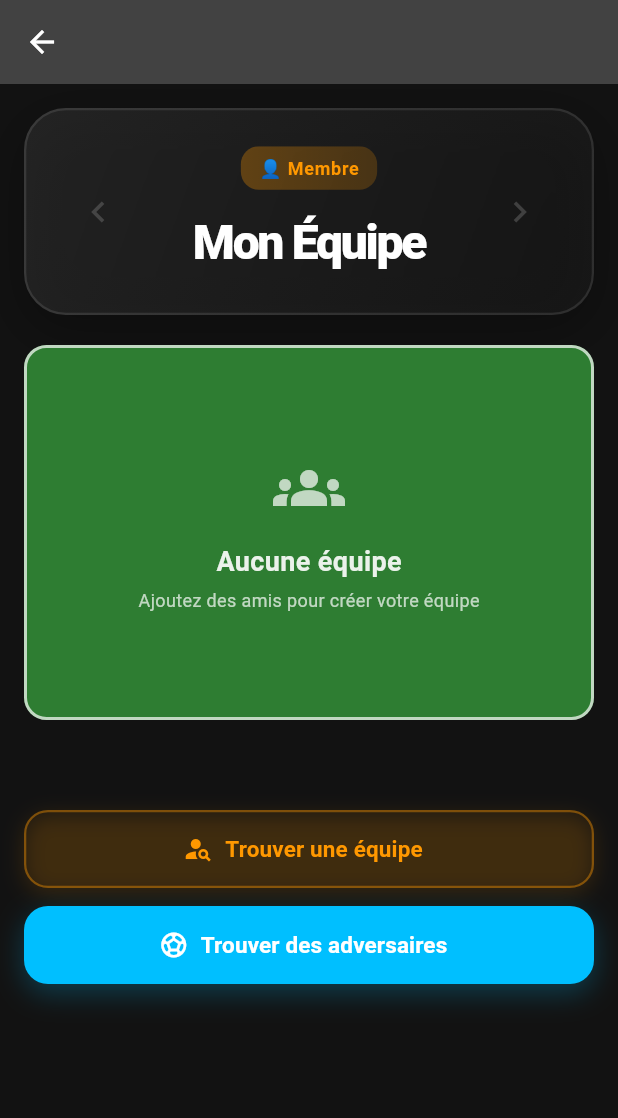
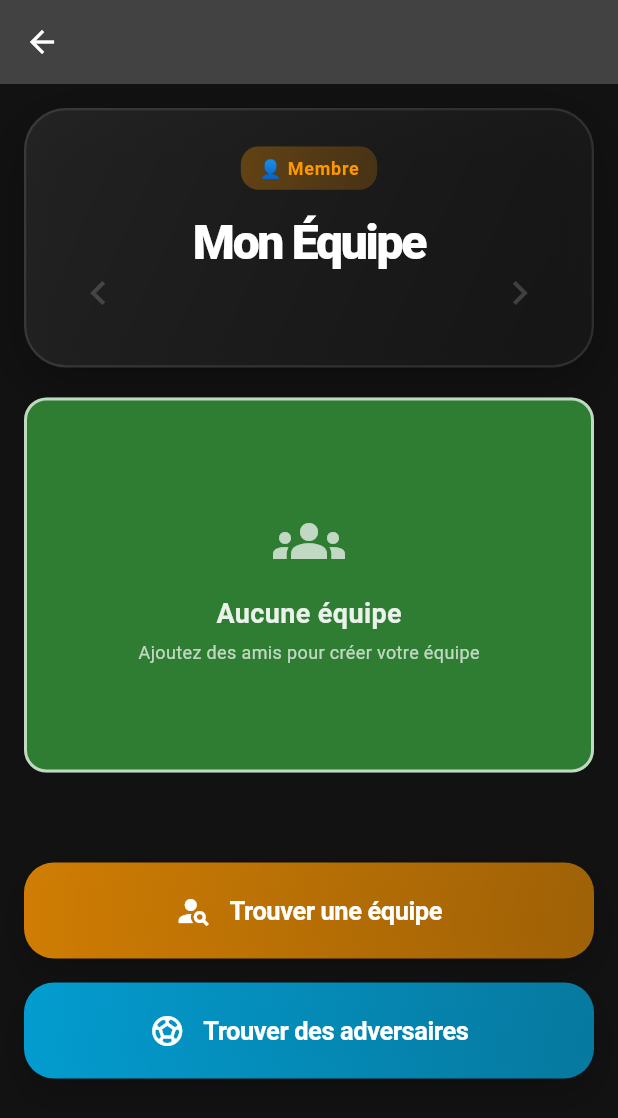
Before and after one commit to axel-lukongo/five-stars_front-end, a Flutter app: the HomePage screen opened directly, on a phone screen of 412 x 824 dp. Shown: the top 1118 px of the screen. Run offline on Flutter 3.47's test engine with Material 3 defaults, Android fonts, the phone set to English and light mode, and no system bars; our stand-ins replace flutter_map, geolocator, jwt_decoder, latlong2, shared_preferences; missing offline and left inert: dart:js; accounts and stored records are empty; network calls fail.

Commit message:
refactore: add design glasses on button "trouver un adversaire" and "trouver une equipe"

```diff
--- a/fs_front_end/lib/pages/home_page.dart
+++ b/fs_front_end/lib/pages/home_page.dart
@@ -20,6 +20,95 @@ class HomePage extends StatefulWidget {
 }
 
 class _HomePageState extends State<HomePage> with TickerProviderStateMixin {
+  /// Boutons d'action premium avec effet glass
+  Widget _buildPremiumActionButtons(bool isDarkMode) {
+    return Column(
+      children: <Widget>[
+        _buildGlassActionButton(
+          onPressed: () => Navigator.push(
+            context,
+            MaterialPageRoute<DiscoverTeamsPage>(
+              builder: (_) => const DiscoverTeamsPage(),
+            ),
+          ),
+          icon: Icons.person_search,
+          label: 'Trouver une équipe',
+          gradient: LinearGradient(
+            colors: <Color>[
+              Colors.orange.withOpacity(0.8),
+              Colors.orange.withOpacity(0.6),
+            ],
+          ),
+          isDarkMode: isDarkMode,
+        ),
+        const SizedBox(height: 16),
+        _buildGlassActionButton(
+          onPressed: () => Navigator.push(
+            context,
+            MaterialPageRoute<FindOpponentsPage>(
+              builder: (_) => const FindOpponentsPage(),
+            ),
+          ),
+          icon: Icons.sports_soccer,
+          label: 'Trouver des adversaires',
+          gradient: LinearGradient(
+            colors: <Color>[
+              myAccentVibrantBlue.withOpacity(0.8),
+              myAccentVibrantBlue.withOpacity(0.6),
+            ],
+          ),
+          isDarkMode: isDarkMode,
+        ),
+      ],
+    );
+  }
+
+  Widget _buildGlassActionButton({
+    required VoidCallback onPressed,
+    required IconData icon,
+    required String label,
+    required Gradient gradient,
+    required bool isDarkMode,
+  }) {
+    return Material(
+      color: Colors.transparent,
+      child: InkWell(
+        onTap: onPressed,
+        borderRadius: BorderRadius.circular(20),
+        child: Container(
+          padding: const EdgeInsets.symmetric(vertical: 20, horizontal: 24),
+          decoration: BoxDecoration(
+            gradient: gradient,
+            borderRadius: BorderRadius.circular(20),
+            boxShadow: <BoxShadow>[
+              BoxShadow(
+                color: Colors.black.withOpacity(0.2),
+                blurRadius: 20,
+                offset: const Offset(0, 10),
+              ),
+            ],
+          ),
+          child: Row(
+            mainAxisAlignment: MainAxisAlignment.center,
+            children: <Widget>[
+              Icon(icon, color: Colors.white, size: 24),
+              const SizedBox(width: 12),
+              Text(
+                label,
+                style: const TextStyle(
+                  color: Colors.white,
+                  fontSize: 17,
+                  fontWeight: FontWeight.w600,
+                  letterSpacing: -0.3,
+                ),
+              ),
+            ],
+          ),
+        ),
+      ),
+    );
+  }
+
   static const double _playerAvatarRadius = 28;
   static const double _playerAvatarDiameter = _playerAvatarRadius * 2;
 
@@ -1368,102 +1457,8 @@ class _HomePageState extends State<HomePage> with TickerProviderStateMixin {
                         teamsProvider.isCurrentTeamMine,
                       ),
                     const SizedBox(height: 10),
-                    // Bouton pour trouver une équipe
-                    Container(
-                      decoration: BoxDecoration(
-                        borderRadius: BorderRadius.circular(16),
-                        boxShadow: [
-                          BoxShadow(
-                            color: Colors.orange.withOpacity(0.15),
-                            blurRadius: 12,
-                            offset: const Offset(0, 4),
-                          ),
-                        ],
-                      ),
-                      child: OutlinedButton.icon(
-                        onPressed: () {
-                          Navigator.push(
-                            context,
-                            MaterialPageRoute(
-                              builder: (_) => const DiscoverTeamsPage(),
-                            ),
-                          );
-                        },
-                        icon: Icon(
-                          Icons.person_search,
-                          color: isDarkMode
-                              ? Colors.orange
-                              : Colors.orange[700],
-                          size: 20,
-                        ),
-                        label: Text(
-                          'Trouver une équipe',
-                          style: TextStyle(
-                            color: isDarkMode
-                                ? Colors.orange
-                                : Colors.orange[700],
-                            fontWeight: FontWeight.w600,
-                            fontSize: 15,
-                          ),
-                        ),
-                        style: OutlinedButton.styleFrom(
-                          minimumSize: const Size(double.infinity, 52),
-                          side: BorderSide(
-                            color: isDarkMode
-                                ? Colors.orange.withOpacity(0.4)
-                                : Colors.orange.withOpacity(0.3),
-                            width: 1.5,
-                          ),
-                          shape: RoundedRectangleBorder(
-                            borderRadius: BorderRadius.circular(16),
-                          ),
-                          backgroundColor: isDarkMode
-                              ? Colors.orange.withOpacity(0.05)
-                              : Colors.orange.withOpacity(0.03),
-                        ),
-                      ),
-                    ),
-                    const SizedBox(height: 12),
-                    // Bouton pour trouver des adversaires
-                    Container(
-                      decoration: BoxDecoration(
-                        borderRadius: BorderRadius.circular(16),
-                        boxShadow: [
-                          BoxShadow(
-                            color: myAccentVibrantBlue.withOpacity(0.25),
-                            blurRadius: 16,
-                            offset: const Offset(0, 6),
-                          ),
-                        ],
-                      ),
-                      child: ElevatedButton.icon(
-                        onPressed: () {
-                          Navigator.push(
-                            context,
-                            MaterialPageRoute(
-                              builder: (_) => const FindOpponentsPage(),
-                            ),
-                          );
-                        },
-                        icon: const Icon(Icons.sports_soccer, size: 20),
-                        label: const Text(
-                          'Trouver des adversaires',
-                          style: TextStyle(
-                            fontWeight: FontWeight.w600,
-                            fontSize: 15,
-                          ),
-                        ),
-                        style: ElevatedButton.styleFrom(
-                          backgroundColor: myAccentVibrantBlue,
-                          foregroundColor: Colors.white,
-                          minimumSize: const Size(double.infinity, 52),
-                          shape: RoundedRectangleBorder(
-                            borderRadius: BorderRadius.circular(16),
-                          ),
-                          elevation: 0,
-                        ),
-                      ),
-                    ),
+                    // Boutons premium glass
+                    _buildPremiumActionButtons(isDarkMode),
                     const SizedBox(height: 90),
                   ],
                 ),
@@ -1481,6 +1476,7 @@ class _HomePageState extends State<HomePage> with TickerProviderStateMixin {
     required TeamDetail team,
     required int unreadCount,
     required bool isDarkMode,
+    double iconSize = 20,
   }) {
     return Stack(
       clipBehavior: Clip.none,
@@ -1488,7 +1484,7 @@ class _HomePageState extends State<HomePage> with TickerProviderStateMixin {
         IconButton(
           icon: Icon(
             Icons.chat_bubble_outline,
-            size: 18,
+            size: iconSize,
             color: isDarkMode ? myAccentVibrantBlue : MyprimaryDark,
           ),
           onPressed: () async {
@@ -1582,26 +1578,45 @@ class _HomePageState extends State<HomePage> with TickerProviderStateMixin {
           filter: ImageFilter.blur(sigmaX: 10, sigmaY: 10),
           child: Column(
             children: [
+              Stack(
+                children: [
+                  if (currentTeam != null)
+                    Positioned(
+                      top: 0,
+                      right: 12,
+                      child: _buildChatButton(
+                        context: context,
+                        team: currentTeam,
+                        unreadCount: teamsProvider.getUnreadCountForTeam(
+                          currentTeam.id,
+                        ),
+                        isDarkMode: isDarkMode,
+                        iconSize: 28,
+                      ),
+                    ),
                   Row(
                     mainAxisAlignment: MainAxisAlignment.spaceBetween,
-                children: [
-                  IconButton(
+                    crossAxisAlignment: CrossAxisAlignment.start,
+                    children: [
+                      Padding(
+                        padding: const EdgeInsets.only(top: 74),
+                        child: IconButton(
                           icon: Icon(
                             Icons.chevron_left,
                             color: teamsProvider.canGoPrevious
-                          ? (isDarkMode ? myAccentVibrantBlue : MyprimaryDark)
+                                ? (isDarkMode
+                                      ? myAccentVibrantBlue
+                                      : MyprimaryDark)
                                 : Colors.grey.withOpacity(0.3),
-                      size: 28,
+                            size: 32,
                           ),
                           onPressed: teamsProvider.canGoPrevious
                               ? () => teamsProvider.goToPreviousTeam()
                               : null,
                         ),
+                      ),
                       Expanded(
                         child: Column(
-                      children: [
-                        Row(
-                          mainAxisAlignment: MainAxisAlignment.center,
                           children: [
                             Container(
                               padding: const EdgeInsets.symmetric(
@@ -1634,42 +1649,39 @@ class _HomePageState extends State<HomePage> with TickerProviderStateMixin {
                                 ),
                               ),
                             ),
+                            const SizedBox(height: 12),
+                            Row(
+                              mainAxisAlignment: MainAxisAlignment.center,
+                              children: [
+                                Flexible(
+                                  child: Text(
+                                    currentTeam?.name ?? 'Mon Équipe',
+                                    style: TextStyle(
+                                      fontSize: 32,
+                                      fontWeight: FontWeight.w800,
+                                      letterSpacing: -1.5,
+                                      color: titleColor,
+                                    ),
+                                    textAlign: TextAlign.center,
+                                    maxLines: 1,
+                                    overflow: TextOverflow.ellipsis,
+                                  ),
+                                ),
                                 if (isMyTeam)
                                   IconButton(
                                     icon: Icon(
                                       Icons.edit,
-                                  size: 16,
+                                      size: 24,
                                       color: isDarkMode
                                           ? myAccentVibrantBlue
                                           : MyprimaryDark,
                                     ),
                                     onPressed: () =>
                                         _showEditTeamNameDialog(context),
-                                padding: EdgeInsets.zero,
+                                    padding: const EdgeInsets.only(left: 4),
                                     constraints: const BoxConstraints(),
                                   ),
-                            if (currentTeam != null)
-                              _buildChatButton(
-                                context: context,
-                                team: currentTeam,
-                                unreadCount: teamsProvider
-                                    .getUnreadCountForTeam(currentTeam.id),
-                                isDarkMode: isDarkMode,
-                              ),
-                          ],
-                        ),
-                        const SizedBox(height: 12),
-                        Text(
-                          currentTeam?.name ?? 'Mon Équipe',
-                          style: TextStyle(
-                            fontSize: 32,
-                            fontWeight: FontWeight.w800,
-                            letterSpacing: -1.5,
-                            color: titleColor,
-                          ),
-                          textAlign: TextAlign.center,
-                          maxLines: 1,
-                          overflow: TextOverflow.ellipsis,
+                              ],
                             ),
                             if (allTeams.length > 1)
                               Padding(
@@ -1687,17 +1699,24 @@ class _HomePageState extends State<HomePage> with TickerProviderStateMixin {
                           ],
                         ),
                       ),
-                  IconButton(
+                      Padding(
+                        padding: const EdgeInsets.only(top: 74),
+                        child: IconButton(
                           icon: Icon(
                             Icons.chevron_right,
                             color: teamsProvider.canGoNext
-                          ? (isDarkMode ? myAccentVibrantBlue : MyprimaryDark)
+                                ? (isDarkMode
+                                      ? myAccentVibrantBlue
+                                      : MyprimaryDark)
                                 : Colors.grey.withOpacity(0.3),
-                      size: 28,
+                            size: 32,
                           ),
                           onPressed: teamsProvider.canGoNext
                               ? () => teamsProvider.goToNextTeam()
                               : null,
+                        ),
+                      ),
+                    ],
                   ),
                 ],
               ),
```
Lines whose indentation alone changed are shown as unchanged.
